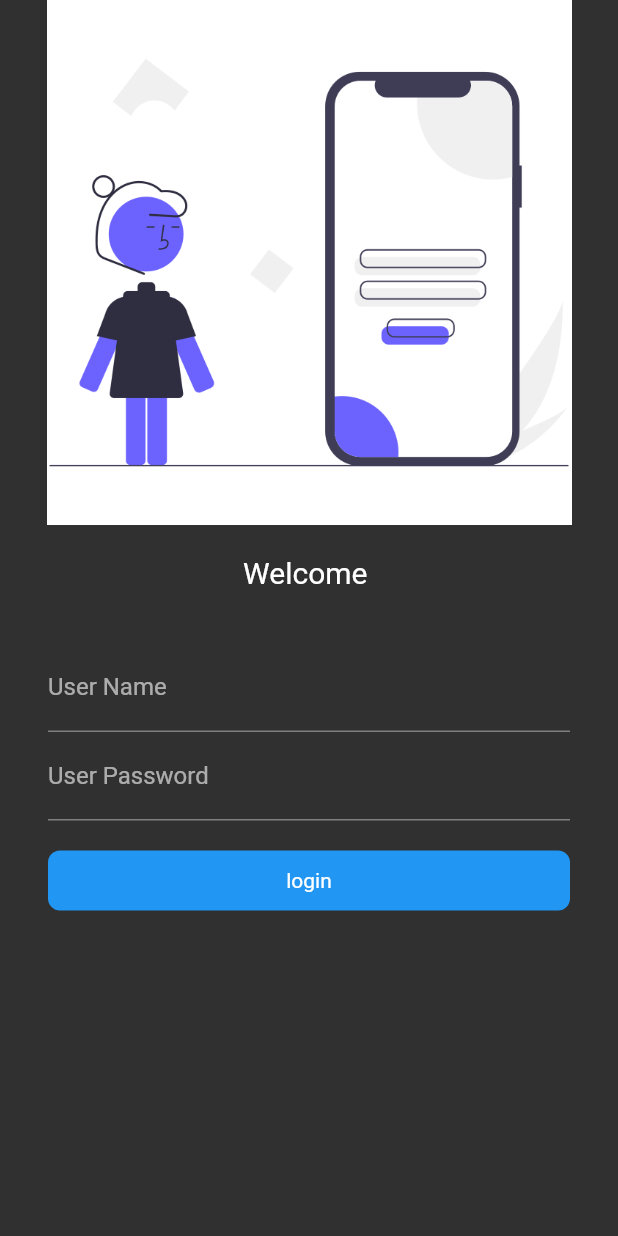
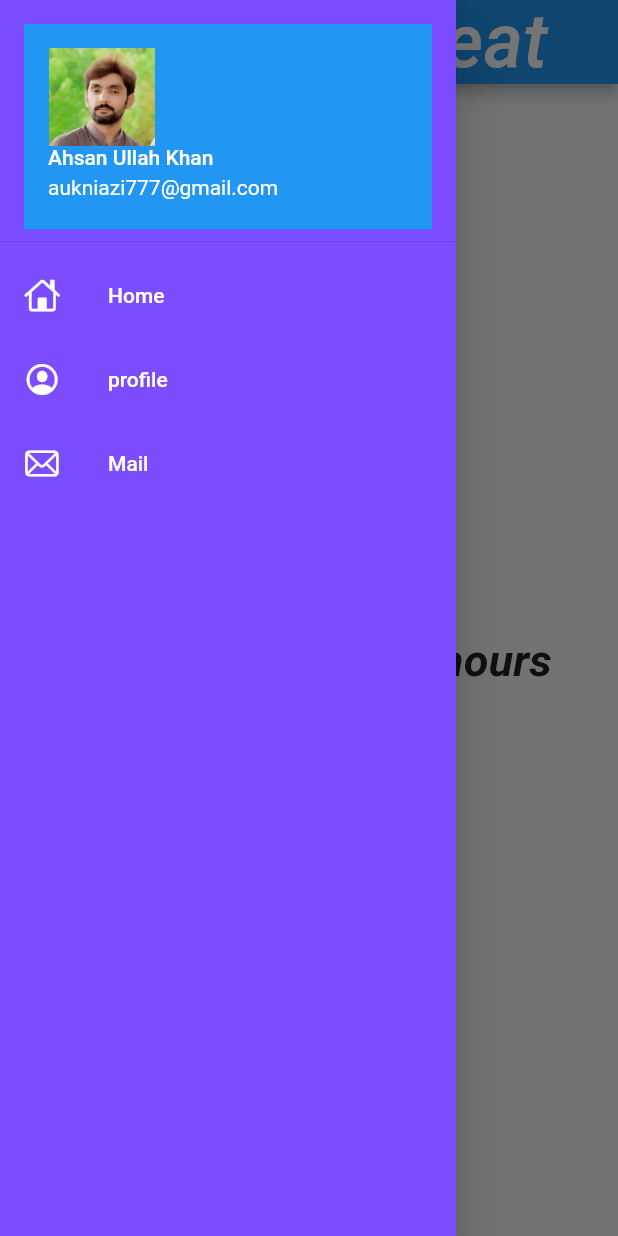
Before and after one commit to AHSAN7-7/untitled, a Flutter app: the screen it shows after launch, with the side drawer open (before the commit the screen has no drawer), on a phone screen of 412 x 824 dp. Run offline on Flutter 3.47's test engine with Material 2 defaults, Android fonts, the phone set to English and light mode, and no system bars.

Commit message:
Day_9 Completed

```diff
--- /dev/null
+++ b/lib/Widgets/drawer.dart
@@ -0,0 +1,49 @@
+import 'package:flutter/cupertino.dart';
+import 'package:flutter/material.dart';
+import 'package:flutter/widgets.dart';
+
+class MyDrawer extends StatelessWidget{
+  @override
+  Widget build(BuildContext context) {
+    // TODO: implement build
+    return Drawer(
+      child: Container(
+        color: Colors.deepPurpleAccent,
+        child: ListView(
+          padding: EdgeInsets.zero,
+          children: [
+            DrawerHeader(
+              //padding: EdgeInsets.zero,
+                child: UserAccountsDrawerHeader(
+                  currentAccountPicture: Image.asset("assets/images/me.png"),
+                  //CircleAvatar(backgroundImage: AssetImage("assets/images/me.png"),),
+                  margin: EdgeInsets.zero,
+                    accountName:  const Text("Ahsan Ullah Khan"),
+                    accountEmail: const Text("aukniazi777@gmail.com"),
+                )
+            ),
+            const ListTile(
+              leading: Icon(CupertinoIcons.home,color: Colors.white,),
+              title: Text(
+                "Home",
+                style: TextStyle(color: Colors.white),),
+            ),
+            const ListTile(
+              leading: Icon(CupertinoIcons.profile_circled,color: Colors.white,),
+              title: Text(
+                "profile",
+                style: TextStyle(color: Colors.white),),
+            ),
+             const ListTile(
+              leading: Icon(CupertinoIcons.mail,color: Colors.white,),
+              title: Text(
+                  "Mail",
+                style: TextStyle(color: Colors.white,),
+              ),
+            )
+          ],
+        ),
+      ),
+    );
+  }
+}
--- a/lib/main.dart
+++ b/lib/main.dart
@@ -15,15 +15,16 @@ class MyApp extends StatelessWidget{
     return     MaterialApp(
 
       themeMode: ThemeMode.dark,
-      darkTheme: ThemeData.dark(),
+      darkTheme: ThemeData.light(),
 
       //debugShowCheckedModeBanner: false,
       //home: HomePage(),
-      initialRoute: "/login",
+      initialRoute: "/homepage",
       routes: {
         //MyRoutes.loginRout:(context)=>LoginPage(),
         MyRoutes.homeRoute:(context)=> HomePage(),
         "/login":(context)=> LoginPage(),
+        "/homepage": (context) => HomePage()
       },
     );
   }
--- a/lib/pages/homepage.dart
+++ b/lib/pages/homepage.dart
@@ -1,6 +1,7 @@
 import 'package:flutter/cupertino.dart';
 import 'package:flutter/material.dart';
 import 'package:flutter/widgets.dart';
+import 'package:untitled/Widgets/drawer.dart';
 
 class HomePage extends StatelessWidget{
   const HomePage({Key? key}) : super(key: key);
@@ -31,7 +32,7 @@ class HomePage extends StatelessWidget{
           )
           ),
       ),
-      drawer: const Drawer(),
+      drawer: MyDrawer(),
     );
   }
 }
```
Also changed, not shown: lib/pages/loginpage.dart (+64 -33 lines), assets/images/me.png (added).
